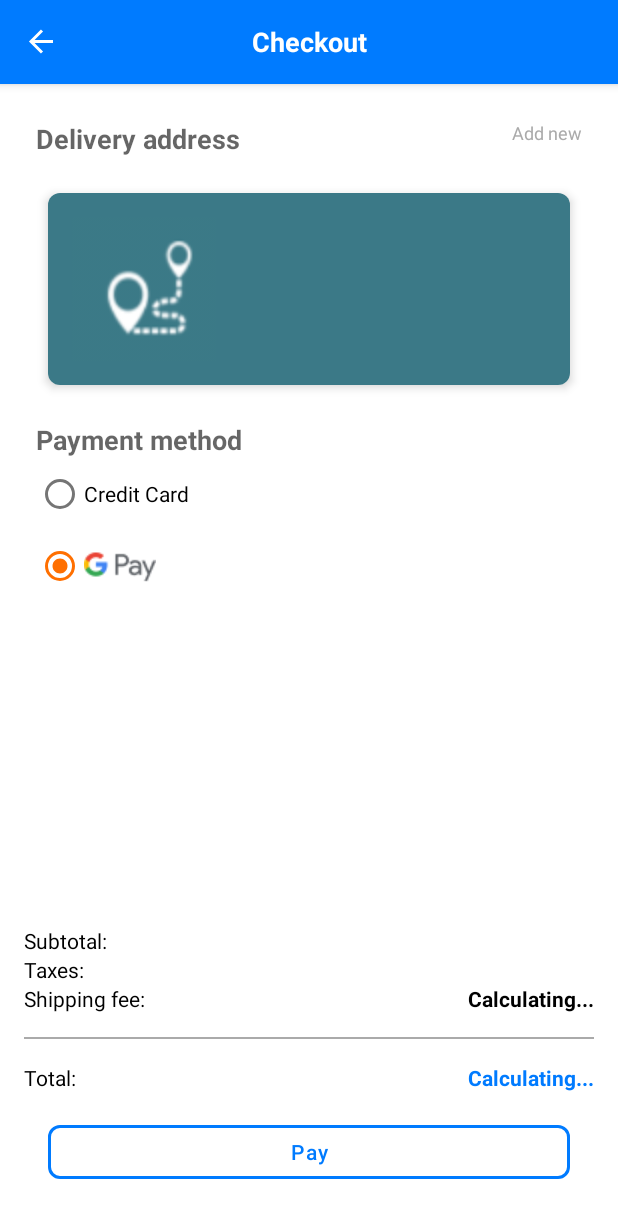
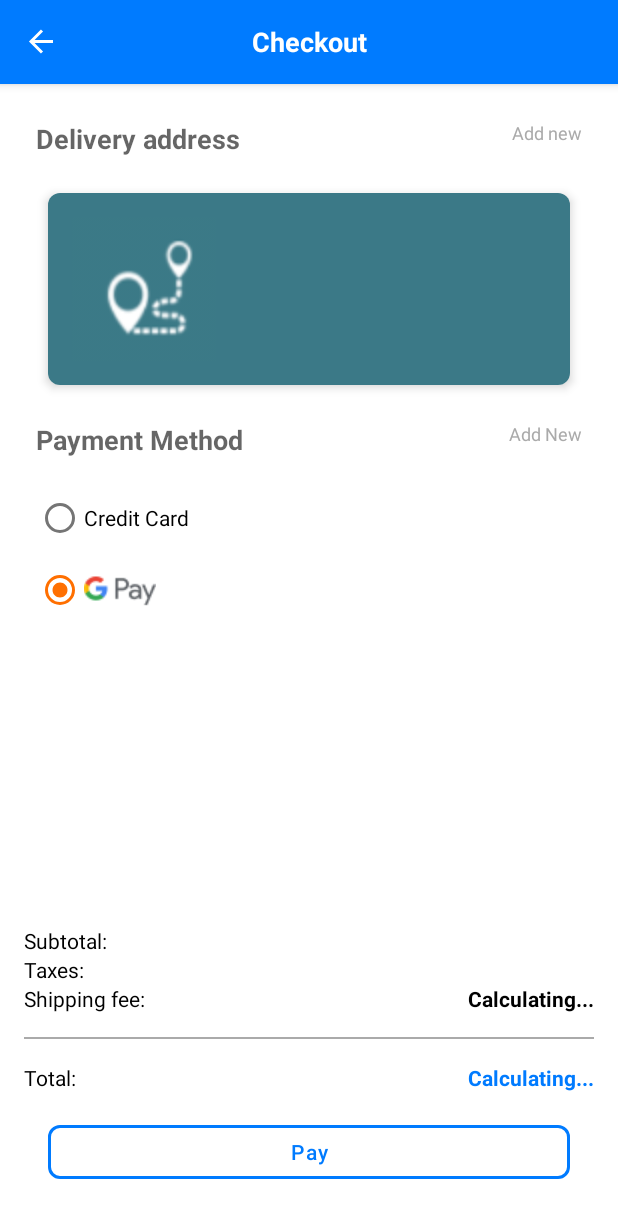
Before and after one commit to jon0z/kiosksimplified, an Android app built with Jetpack Compose: the CheckoutFragment screen opened through its navigation route, on a phone screen of 412 x 824 dp. Shown: the top 1218 px of the screen. Run offline under Robolectric (Android 15) with nearby library versions, the phone set to English and light mode, and no system bars; our stand-ins replace Dagger/Hilt's generated code, Room's generated code, navigation-ui; network calls fail; 1 statement that could not run was skipped.

Commit message:
added option to add new payment method

```diff
--- a/app/src/main/java/com/simplifiedkiosk/ui/checkout/CheckoutFragment.kt
+++ b/app/src/main/java/com/simplifiedkiosk/ui/checkout/CheckoutFragment.kt
@@ -136,11 +136,16 @@ class CheckoutFragment : Fragment() {
             when(checkedId){
                 R.id.paymentCreditCard -> {
                     mSelectedPaymentMethod = "creditCard"
+
                 }
                 R.id.paymentGpay -> {
                     mSelectedPaymentMethod = "gpay"
                 }
             }
+        }
+
+        viewBinding.paymentsContainer.addNewCard.setOnClickListener {
+            findNavController().navigate(R.id.action_checkoutFragment_to_paymentsFragment)
         }
 
         viewBinding.addressContainer.addNewAddress.setOnClickListener {
--- a/app/src/main/res/layout/checkout_payment_method.xml
+++ b/app/src/main/res/layout/checkout_payment_method.xml
@@ -6,12 +6,31 @@
     android:orientation="vertical"
     android:padding="8dp">
 
-    <TextView
-        android:layout_width="wrap_content"
+    <RelativeLayout
+        android:layout_width="match_parent"
         android:layout_height="wrap_content"
-        android:text="Payment method"
-        android:textAppearance="@style/TextAppearance.AppCompat.Medium"
-        android:textStyle="bold" />
+        android:layout_marginBottom="16dp">
+        <TextView
+            android:layout_width="wrap_content"
+            android:layout_height="wrap_content"
+            android:text="Payment Method"
+            android:textAppearance="@style/TextAppearance.AppCompat.Medium"
+            android:textStyle="bold"
+            android:layout_alignParentStart="true"/>
+        <TextView
+            android:layout_width="wrap_content"
+            android:layout_height="wrap_content"
+            android:id="@+id/addNewCard"
+            android:text="Add New"
+            android:textSize="12sp"
+            android:textColor="@android:color/darker_gray"
+            android:textAppearance="@style/TextAppearance.AppCompat.Medium"
+            android:layout_alignParentEnd="true" />
+
+    </RelativeLayout>
+
+
+
 
     <RadioGroup
         android:id="@+id/paymentMethodGroup"
--- a/app/src/main/res/navigation/nav_graph.xml
+++ b/app/src/main/res/navigation/nav_graph.xml
@@ -58,6 +58,9 @@
         <action
             android:id="@+id/action_checkoutFragment_to_addressFragment"
             app:destination="@id/shippingAddressFragment"/>
+        <action
+            android:id="@+id/action_checkoutFragment_to_paymentsFragment"
+            app:destination="@id/paymentsFragment"/>
     </fragment>
 
     <fragment
@@ -85,4 +88,15 @@
             app:destination="@id/itemListFragment"/>
     </fragment>
 
+
+    <fragment
+        android:id="@+id/paymentsFragment"
+        android:name="com.simplifiedkiosk.ui.checkout.PaymentsFragment"
+        android:label="Payments"
+        tools:layout="@layout/fragment_shipping_address">
+        <action
+            android:id="@+id/action_paymentsFragment_to_itemListFragment"
+            app:destination="@id/itemListFragment"/>
+    </fragment>
+
 </navigation>
--- a/app/src/main/res/values/colors.xml
+++ b/app/src/main/res/values/colors.xml
@@ -1,5 +1,5 @@
 <?xml version="1.0" encoding="utf-8"?>
 <resources>
-    <color name="black">#FF000000</color>
+    <color name="blue">#ff007BFF</color>
     <color name="white">#FFFFFFFF</color>
 </resources>
```
Also changed, not shown: app/src/main/java/com/simplifiedkiosk/ui/checkout/PaymentsComposable.kt (added, +191 -0 lines), app/src/main/java/com/simplifiedkiosk/ui/checkout/PaymentsFragment.kt (added, +52 -0 lines), app/src/main/java/com/simplifiedkiosk/ui/checkout/ShippingAddressComposable.kt (+5 -2 lines), app/src/main/java/com/simplifiedkiosk/utils/SharedPreferencesManager.kt (+25 -0 lines), app/src/main/res/layout/fragment_shipping_address.xml (+2 -7 lines), 1 other file.
